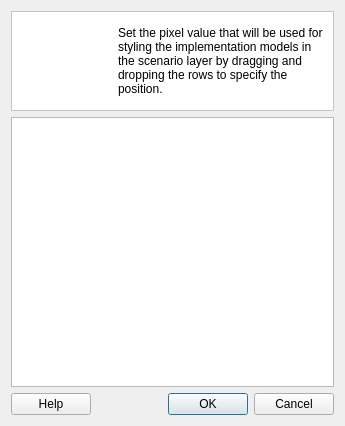
Before: the Qt Designer form src/cplus_plugin/ui/style_pixel_dialog.ui in ConservationInternational/cplus-plugin, drawn with Qt 5.
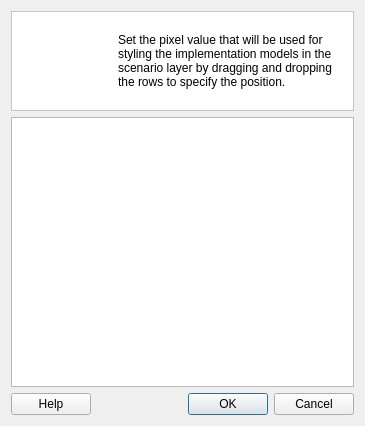
After: the same form once the commit is applied.

```diff
--- a/src/cplus_plugin/ui/style_pixel_dialog.ui
+++ b/src/cplus_plugin/ui/style_pixel_dialog.ui
@@ -6,7 +6,7 @@
    <rect>
     <x>0</x>
     <y>0</y>
-    <width>345</width>
+    <width>365</width>
     <height>426</height>
    </rect>
   </property>
```
